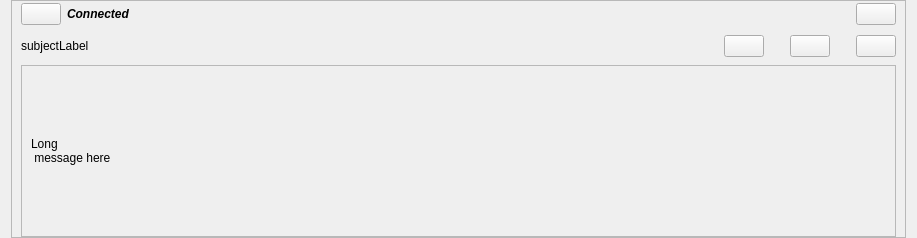
RetroShare/RetroShare, file retroshare-gui/src/gui/feeds/MsgItem.ui: the form before one commit.
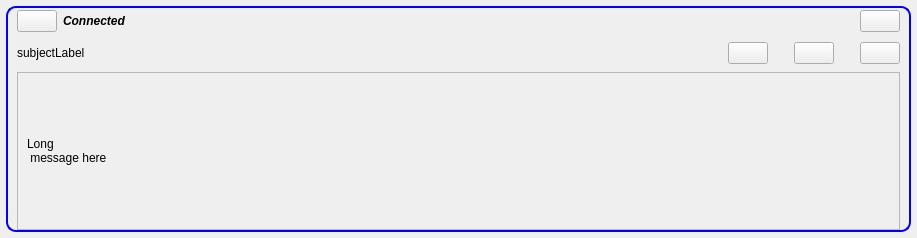
The form after the commit. Icons and pictures are not drawn.

Commit message: Added stylesheet for MsgItem

What changed in the file:
```diff
--- a/retroshare-gui/src/gui/feeds/MsgItem.ui
+++ b/retroshare-gui/src/gui/feeds/MsgItem.ui
@@ -12,22 +12,25 @@
   <property name="windowTitle" >
    <string>Form</string>
   </property>
-  <layout class="QGridLayout" >
-   <property name="topMargin" >
-    <number>0</number>
+  <layout class="QGridLayout">
+   <property name="margin">
+    <number>6</number>
    </property>
-   <property name="bottomMargin" >
-    <number>0</number>
-   </property>
-   <item row="0" column="0" >
-    <widget class="QFrame" name="frame" >
-     <property name="sizePolicy" >
-      <sizepolicy vsizetype="Preferred" hsizetype="Expanding" >
+   <item row="0" column="0">
+    <widget class="QFrame" name="frame">
+     <property name="sizePolicy">
+      <sizepolicy hsizetype="Expanding" vsizetype="Preferred">
        <horstretch>0</horstretch>
        <verstretch>0</verstretch>
       </sizepolicy>
      </property>
-     <property name="frameShape" >
+     <property name="styleSheet">
+      <string notr="true">QFrame#frame{border: 2px solid blue; 
+background-color: qlineargradient(x1: 0, y1: 0, x2: 0, y2: 1,
+stop: 0 #2291E0, stop: 1 #3EB3FF);
+border-radius: 10px}</string>
+     </property>
+     <property name="frameShape">
       <enum>QFrame::StyledPanel</enum>
      </property>
      <property name="frameShadow" >
```
Left out of the diff: 158 changed lines with no effect on the pictures.
